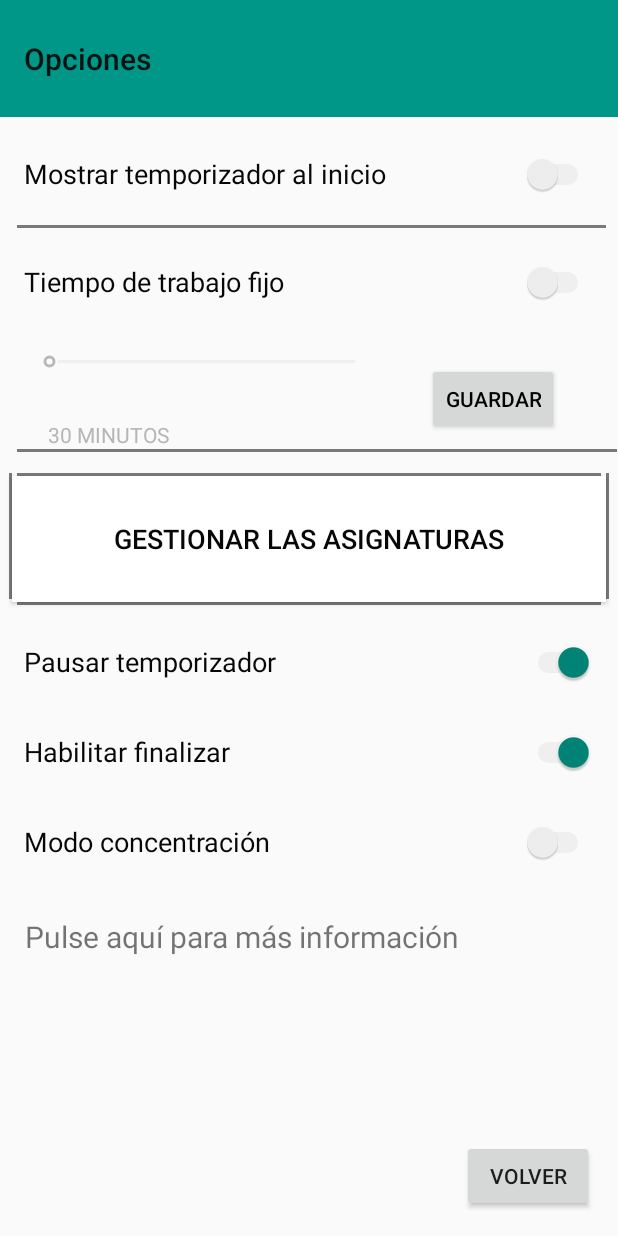
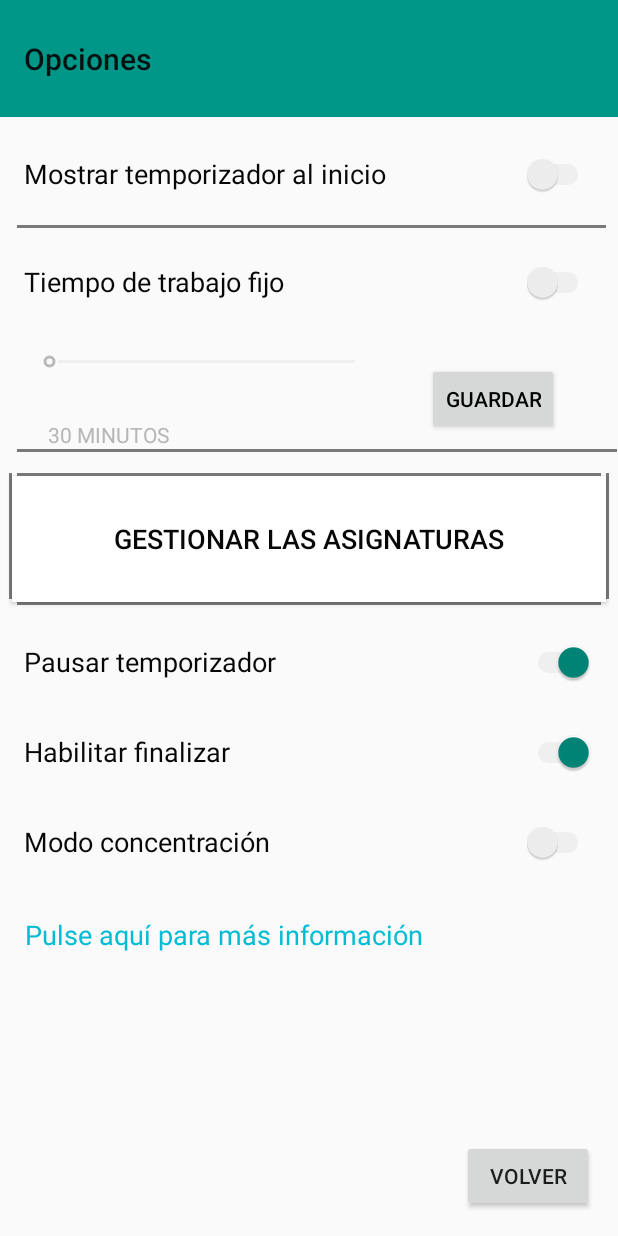
Before and after one commit to jfcaballero/HeticaAPP, an Android app: the SettingsActivity screen opened directly, with no data from a screen before it, on a phone screen of 412 x 824 dp. Run offline under Robolectric (Android 15) with nearby library versions, the phone set to English and light mode, and no system bars; libraries missing offline, so code that uses them is left out: com.hetica.

Commit message:
Correcciones en texto de settings

```diff
--- a/app/src/main/res/layout/activity_settings.xml
+++ b/app/src/main/res/layout/activity_settings.xml
@@ -264,7 +264,8 @@
         android:layout_marginEnd="312dp"
         android:text="Pulse aquí para más información"
         android:textAlignment="center"
-        android:textSize="20sp"
+        android:textColor="#00BCD4"
+        android:textSize="18sp"
         app:layout_constraintBottom_toBottomOf="parent"
         app:layout_constraintEnd_toEndOf="parent"
         app:layout_constraintHorizontal_bias="0.008"
--- a/app/src/main/res/values/strings.xml
+++ b/app/src/main/res/values/strings.xml
@@ -85,8 +85,8 @@
     <string name="comentar_estudio">Comentar estudio</string>
     <string name="texto_ayuda">
         - Mostrar temporizador al inicio: Activa la opción de estudiar 1 asignatura desde el menú principal.\n\n
-        - Tiempo de trabajo fijo: Al activar el switch, al estudiar una asignatura el tiempo que se establezca
-        en la barra será el que siempre tenga. Pulse "Guardar" para establecerlo. Al desactivarlo, podrá elegir el tiempo
+        - Tiempo de trabajo fijo: Al activar el switch, el tiempo que se establezca
+        en la barra será el que siempre tenga al estudiar una asignatura. Pulse "Guardar" para establecerlo. Al desactivarlo, podrá elegir el tiempo
         en el momento del estudio (siempre 30 minutos como mínimo).\n\n
         - Gestionar asignaturas: Desde aquí puede introducir, modificar el nombre o eliminar una asignatura. También puede visualizar todas las creadas.\n\n
         - Pausar temporizador: Habilita la opción para poder pausar el temporizador durante la fase de estudio.\n\n
```
